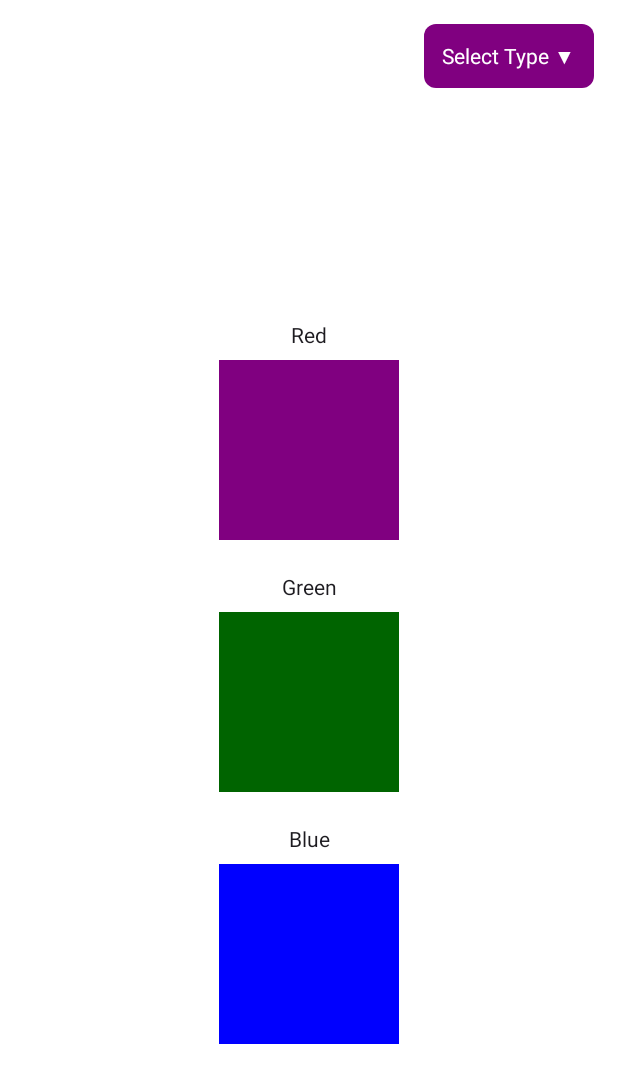
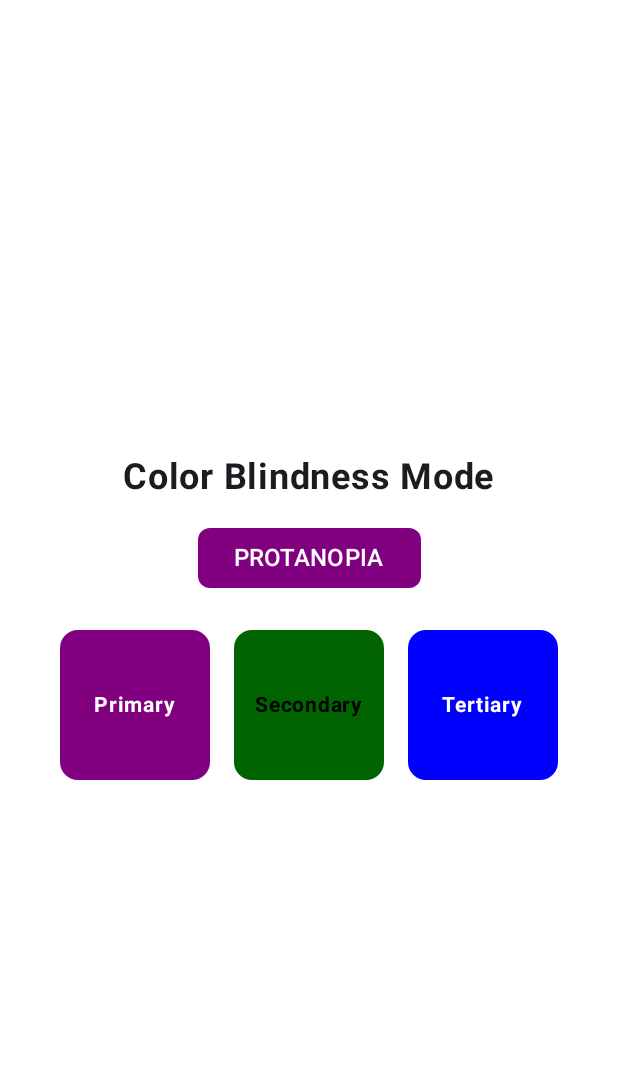
Before and after one commit to haegemanjasper/ColorBlindnessSDK, an Android app built with Jetpack Compose: the screen it shows after launch (MainActivity), on a phone screen of 412 x 824 dp. Shown: the top 1083 px of the screen. Run offline under Robolectric (Android 15) with nearby library versions, the phone set to English and light mode, and no system bars.

Commit message:
updated sdk with using the apptheme in activity and nicer layout

```diff
--- a/app/src/main/java/com/example/app/MainActivity.kt
+++ b/app/src/main/java/com/example/app/MainActivity.kt
@@ -3,17 +3,23 @@ package com.example.app
 import android.os.Bundle
 import androidx.activity.ComponentActivity
 import androidx.activity.compose.setContent
-import androidx.compose.foundation.background
-import androidx.compose.foundation.clickable
+import androidx.compose.animation.animateContentSize
 import androidx.compose.foundation.layout.Arrangement
 import androidx.compose.foundation.layout.Box
 import androidx.compose.foundation.layout.Column
+import androidx.compose.foundation.layout.Row
 import androidx.compose.foundation.layout.Spacer
 import androidx.compose.foundation.layout.fillMaxSize
+import androidx.compose.foundation.layout.fillMaxWidth
 import androidx.compose.foundation.layout.height
 import androidx.compose.foundation.layout.padding
 import androidx.compose.foundation.layout.size
+import androidx.compose.foundation.layout.wrapContentSize
 import androidx.compose.foundation.shape.RoundedCornerShape
+import androidx.compose.material3.Button
+import androidx.compose.material3.ButtonDefaults
+import androidx.compose.material3.Card
+import androidx.compose.material3.CardDefaults
 import androidx.compose.material3.DropdownMenu
 import androidx.compose.material3.DropdownMenuItem
 import androidx.compose.material3.MaterialTheme
@@ -26,9 +32,12 @@ import androidx.compose.runtime.remember
 import androidx.compose.runtime.setValue
 import androidx.compose.ui.Alignment
 import androidx.compose.ui.Modifier
+import androidx.compose.ui.graphics.Color
+import androidx.compose.ui.text.font.FontWeight
 import androidx.compose.ui.unit.dp
+import androidx.compose.ui.unit.sp
 import com.colorblindness.sdk.jh.models.Types
-import com.colorblindness.sdk.jh.ui.theme.ColorSchemeProvider
+import com.colorblindness.sdk.jh.ui.theme.SdkTheme
 
 class MainActivity : ComponentActivity() {
     override fun onCreate(savedInstanceState: Bundle?) {
@@ -42,37 +51,47 @@ class MainActivity : ComponentActivity() {
 @Composable
 fun MyApp() {
     var selectedType by remember { mutableStateOf(Types.PROTANOPIA) }
-    val colorSchemeProvider = ColorSchemeProvider()
-    val colors = colorSchemeProvider.getColorScheme(selectedType)
-
     var dropdownExpanded by remember { mutableStateOf(false) }
 
+    SdkTheme(type = selectedType) {
         Surface(
             modifier = Modifier.fillMaxSize(),
-        color = colors.background
+            color = MaterialTheme.colorScheme.background
         ) {
-        Box(
-            modifier = Modifier.fillMaxSize().padding(16.dp)
-        ) {
-            Box(
-                modifier = Modifier.align(Alignment.TopEnd)
+            Column(
+                modifier = Modifier.fillMaxSize().padding(24.dp),
+                horizontalAlignment = Alignment.CenterHorizontally,
+                verticalArrangement = Arrangement.Center
             ) {
                 Text(
-                    text = "Select Type ▼",
-                    color = colors.onPrimary,
-                    modifier = Modifier
-                        .clickable { dropdownExpanded = true }
-                        .background(colors.primary, shape = RoundedCornerShape(8.dp))
-                        .padding(12.dp)
+                    text = "Color Blindness Mode",
+                    fontSize = 24.sp,
+                    fontWeight = FontWeight.Bold,
+                    color = MaterialTheme.colorScheme.onBackground
                 )
+
+                Spacer(modifier = Modifier.height(16.dp))
+
+                Box(modifier = Modifier.wrapContentSize()) {
+                    Button(
+                        onClick = { dropdownExpanded = true },
+                        shape = RoundedCornerShape(8.dp),
+                        colors = ButtonDefaults.buttonColors(containerColor = MaterialTheme.colorScheme.primary)
+                    ) {
+                        Text(
+                            text = selectedType.name,
+                            fontSize = 16.sp,
+                            color = MaterialTheme.colorScheme.onPrimary
+                        )
+                    }
 
                     DropdownMenu(
                         expanded = dropdownExpanded,
                         onDismissRequest = { dropdownExpanded = false }
                     ) {
-                    Types.values().forEach { type ->
+                        Types.entries.forEach { type ->
                             DropdownMenuItem(
-                            text = { Text(type.name) },
+                                text = { Text(type.name, fontSize = 16.sp) },
                                 onClick = {
                                     selectedType = type
                                     dropdownExpanded = false
@@ -82,26 +101,40 @@ fun MyApp() {
                     }
                 }
 
-            Column(
-                modifier = Modifier
-                    .fillMaxSize()
-                    .padding(top = 80.dp),
-                verticalArrangement = Arrangement.Center,
-                horizontalAlignment = Alignment.CenterHorizontally
+                Spacer(modifier = Modifier.height(24.dp))
+
+                Row(
+                    modifier = Modifier.fillMaxWidth(),
+                    horizontalArrangement = Arrangement.SpaceEvenly
                 ) {
-                Text("Red", color = MaterialTheme.colorScheme.onSurface, modifier = Modifier.padding(8.dp))
-                Box(modifier = Modifier.size(120.dp).background(colors.primary))
-
-                Spacer(modifier = Modifier.height(16.dp))
-
-                Text("Green", color = MaterialTheme.colorScheme.onSurface, modifier = Modifier.padding(8.dp))
-                Box(modifier = Modifier.size(120.dp).background(colors.secondary))
-
-                Spacer(modifier = Modifier.height(16.dp))
-
-                Text("Blue", color = MaterialTheme.colorScheme.onSurface, modifier = Modifier.padding(8.dp))
-                Box(modifier = Modifier.size(120.dp).background(colors.tertiary))
+                    ColorBlindnessPreview(MaterialTheme.colorScheme.primary, MaterialTheme.colorScheme.onPrimary, "Primary")
+                    ColorBlindnessPreview(MaterialTheme.colorScheme.secondary, MaterialTheme.colorScheme.onSecondary, "Secondary")
+                    ColorBlindnessPreview(MaterialTheme.colorScheme.tertiary, MaterialTheme.colorScheme.onTertiary, "Tertiary")
                 }
             }
         }
     }
+}
+
+@Composable
+fun ColorBlindnessPreview(backgroundColor: Color, textColor: Color, label: String) {
+    Card(
+        modifier = Modifier
+            .size(100.dp)
+            .animateContentSize(),
+        shape = RoundedCornerShape(12.dp),
+        colors = CardDefaults.cardColors(containerColor = backgroundColor)
+    ) {
+        Box(
+            modifier = Modifier.fillMaxSize(),
+            contentAlignment = Alignment.Center
+        ) {
+            Text(
+                text = label,
+                fontSize = 14.sp,
+                fontWeight = FontWeight.Bold,
+                color = textColor
+            )
+        }
+    }
+}
--- a/colorblindness_sdk/src/main/java/com/colorblindness/sdk/jh/ui/theme/Theme.kt
+++ b/colorblindness_sdk/src/main/java/com/colorblindness/sdk/jh/ui/theme/Theme.kt
@@ -1,19 +1,22 @@
 package com.colorblindness.sdk.jh.ui.theme
 
+import androidx.compose.material3.ColorScheme
 import androidx.compose.material3.MaterialTheme
 import androidx.compose.runtime.Composable
+import androidx.compose.runtime.remember
 import com.colorblindness.sdk.jh.models.Types
 
 @Composable
 fun SdkTheme(
     type: Types,
+    colorScheme: ColorScheme? = null,
     content: @Composable () -> Unit
 ) {
-    val colorSchemeProvider = ColorSchemeProvider()
-    val colorScheme = colorSchemeProvider.getColorScheme(type)
+    val colorSchemeProvider = remember { ColorSchemeProvider() }
+    val usedColorScheme = colorScheme ?: colorSchemeProvider.getColorScheme(type)
 
     MaterialTheme(
-        colorScheme = colorScheme,
+        colorScheme = usedColorScheme,
         content = content
     )
 }
```
Lines whose indentation alone changed are shown as unchanged.
